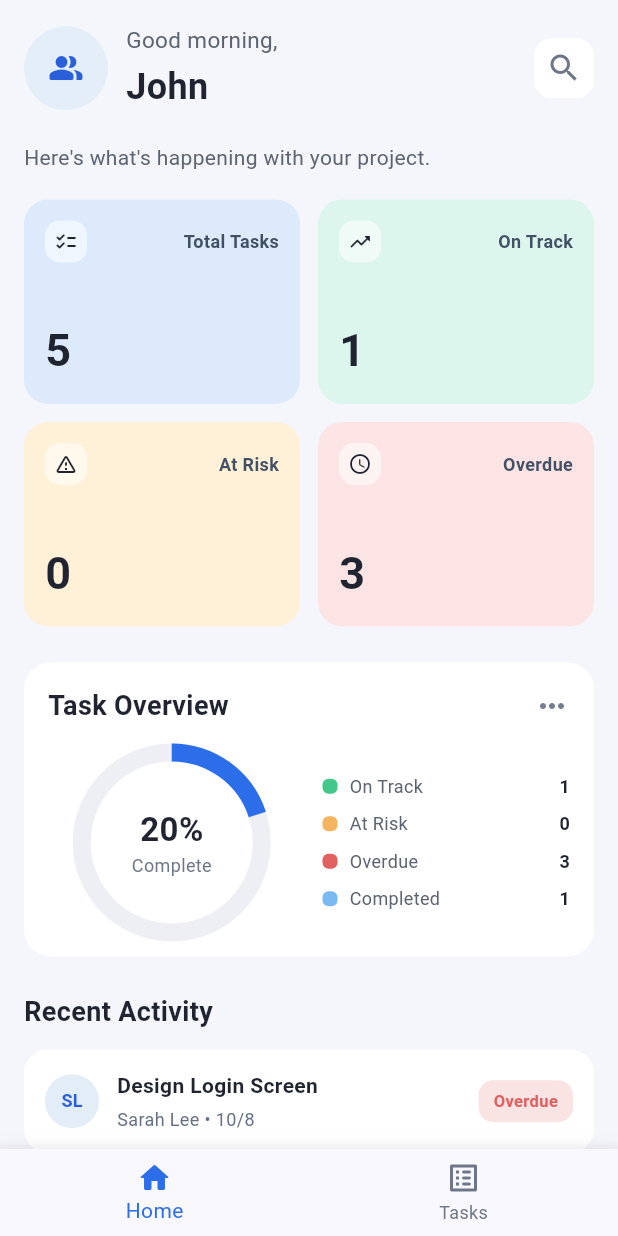
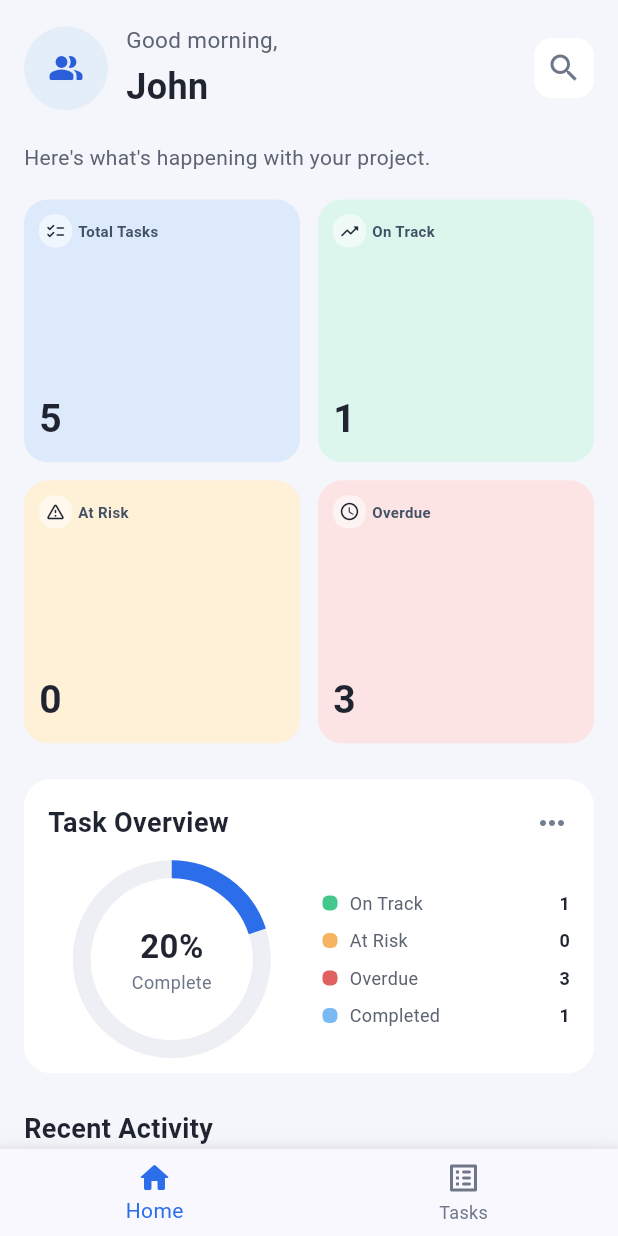
Before and after one commit to Airman-web/flutter_task_tracker, a Flutter app: the screen it shows after launch, on a phone screen of 412 x 824 dp. Run offline on Flutter 3.47's test engine with Material 3 defaults, Android fonts, the phone set to English and light mode, and no system bars.

Commit message:
fix: make dashboard cards responsive

```diff
--- a/lib/screens/dashboard_screen.dart
+++ b/lib/screens/dashboard_screen.dart
@@ -84,7 +84,7 @@ class _DashboardScreenState extends State<DashboardScreen> {
                 shrinkWrap: true,
                 physics: const NeverScrollableScrollPhysics(),
                 crossAxisCount: 2,
-                childAspectRatio: 1.35,
+                childAspectRatio: 1.05,
                 crossAxisSpacing: 12,
                 mainAxisSpacing: 12,
                 children: [
@@ -358,7 +358,7 @@ class _SummaryCard extends StatelessWidget {
   @override
   Widget build(BuildContext context) {
     return Container(
-      padding: const EdgeInsets.all(14),
+      padding: const EdgeInsets.all(10),
       decoration: BoxDecoration(
         color: color,
         borderRadius: BorderRadius.circular(16),
@@ -367,33 +367,41 @@ class _SummaryCard extends StatelessWidget {
         crossAxisAlignment: CrossAxisAlignment.start,
         children: [
           Row(
-            mainAxisAlignment: MainAxisAlignment.spaceBetween,
             children: [
               Container(
-                padding: const EdgeInsets.all(6),
+                padding: const EdgeInsets.all(4),
                 decoration: BoxDecoration(
                   color: Colors.white.withValues(alpha: 0.55),
                   borderRadius: BorderRadius.circular(10),
                 ),
-                child: Icon(icon, size: 16, color: valueColor),
+                child: Icon(icon, size: 14, color: valueColor),
               ),
-              Text(
+              const SizedBox(width: 4),
+              Expanded(
+                child: Text(
                   label,
+                  maxLines: 1,
+                  overflow: TextOverflow.ellipsis,
                   style: const TextStyle(
                     color: Color(0xFF415065),
-                  fontSize: 12,
+                    fontSize: 10,
                     fontWeight: FontWeight.w600,
+                  ),
                 ),
               ),
             ],
           ),
           const Spacer(),
-          Text(
+          FittedBox(
+            fit: BoxFit.scaleDown,
+            alignment: Alignment.centerLeft,
+            child: Text(
               value,
               style: TextStyle(
-              fontSize: 30,
+                fontSize: 26,
                 fontWeight: FontWeight.w700,
                 color: valueColor,
+              ),
             ),
           ),
         ],
```
Lines whose indentation alone changed are shown as unchanged.
